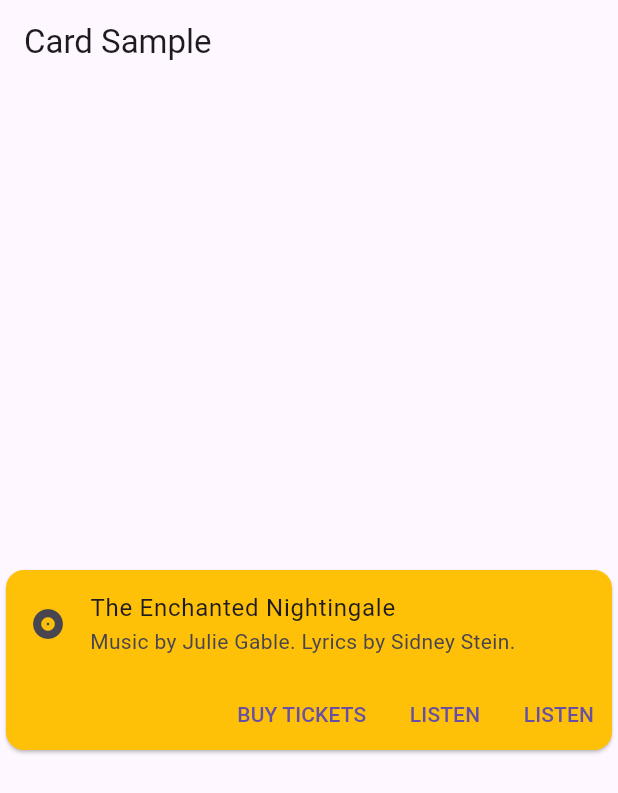
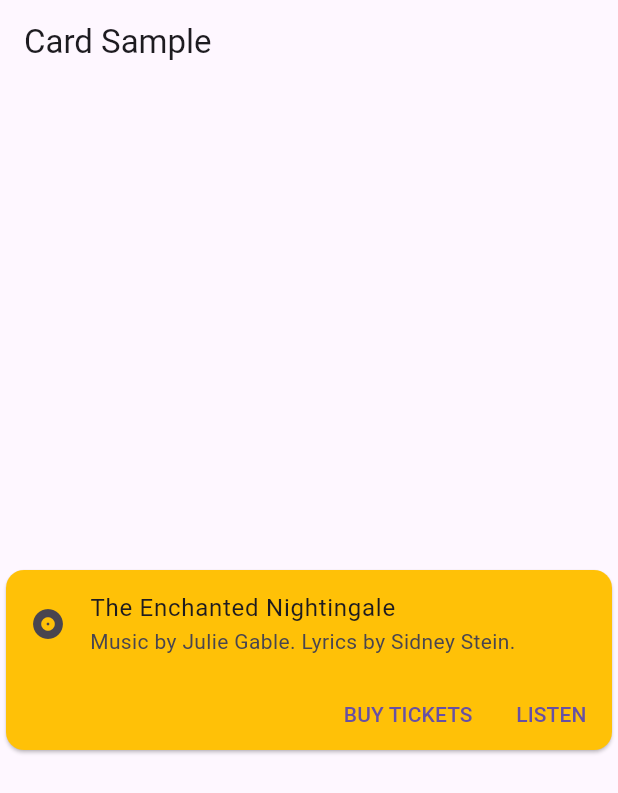
Before and after one commit to Danielpgm/learn_flutter, a Flutter app: the screen it shows after launch, on a phone screen of 412 x 824 dp. Shown: the top 793 px of the screen. Run offline on Flutter 3.47's test engine with Material 3 defaults, Android fonts, the phone set to English and light mode, and no system bars.

Commit message:
Revert "mau coba commit lagi"
This reverts commit e82778d5b309dadb5bcc6a246e95e29cd9d070d2.

```diff
--- a/lib/main.dart
+++ b/lib/main.dart
@@ -39,8 +39,7 @@ class CardExample extends StatelessWidget{
                 TextButton(onPressed: (){/*...*/}, child: Text("BUY TICKETS")),
                 const SizedBox(width: 5),
                 TextButton(onPressed: (){debugPrint('ini debug');}, child: Text("LISTEN")),
-                const SizedBox(width: 5),
-                TextButton(onPressed: (){debugPrint('ini debug');}, child: Text("LISTEN")),
+                const SizedBox(width: 5)
               ]
             ),
           ],
```
